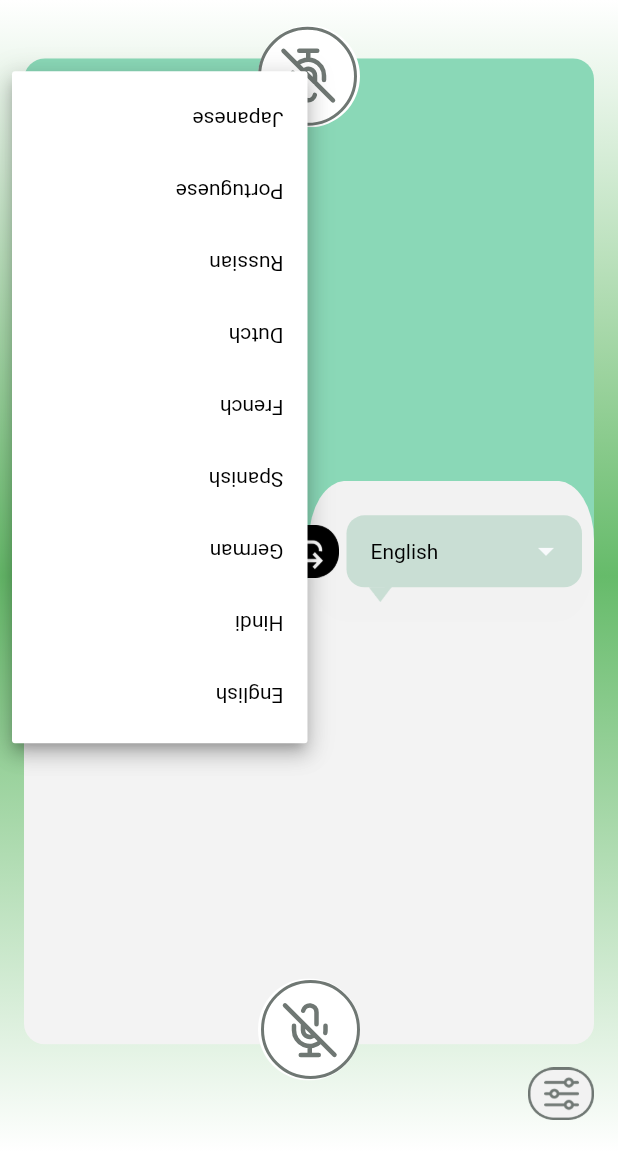
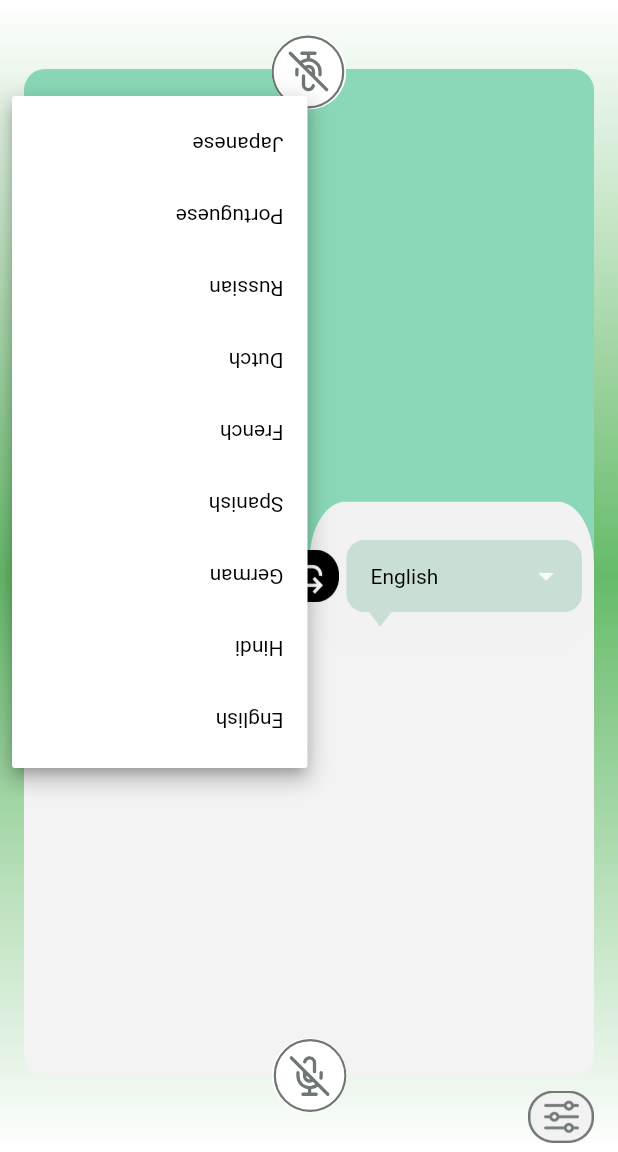
Before and after one commit to yudhisthira123/translation_ollama, a Flutter app: the TranslationScreen screen opened directly, after a tap on "German", on a phone screen of 412 x 824 dp, the part 84-1236 px from its top. Run offline on Flutter 3.47's test engine with Material 3 defaults, Android fonts, the phone set to English and light mode, and no system bars; our stand-ins replace connectivity_plus, flutter_svg, flutter_tts, speech_to_text; Roboto replaces fonts that are missing (Inter).

Commit message:
Fixed the tap issue in all platforms and increased the version.

```diff
--- a/lib/screens/translation_screen.dart
+++ b/lib/screens/translation_screen.dart
@@ -115,20 +115,25 @@ class _TranslationScreenState extends State<TranslationScreen> {
                     ),
                     child: Column(
                       children: [
-                        Expanded(flex: 1, child: SizedBox()),
-                        Expanded(
-                          flex: 20,
+                        // Expanded(flex: 1, child: SizedBox()),
+                        Expanded(
+                          // flex: 30,
                           child: Stack(
                             clipBehavior: Clip.none,
                             children: [
-                              ClipRRect(
+                              Padding(
+                                padding: EdgeInsets.only(top: 40, bottom: 45),
+                                child: ClipRRect(
                                   borderRadius: BorderRadius.circular(14),
                                   child: CustomPaint(
                                     size: Size(double.infinity, double.infinity),
                                     painter: DiagonalPainter(),
                                   ),
                                 ),
-                              Column(
+                              ),
+                              Padding(
+                                padding: EdgeInsets.only(top: 30, bottom: 30),
+                                child: Column(
                                   crossAxisAlignment: CrossAxisAlignment.start,
                                   children: [
                                     Expanded(
@@ -260,7 +265,7 @@ class _TranslationScreenState extends State<TranslationScreen> {
                                     ),
                                     Expanded(
                                       // flex: 2,
-                                    flex: MediaQuery.of(context).size.height < 500 ? 5 : 2,
+                                      flex: MediaQuery.of(context).size.height < 500 ? 6 : 2,
                                       child: LayoutBuilder(
                                         builder: (context, constraints) {
                                           return Stack(
@@ -659,12 +664,13 @@ class _TranslationScreenState extends State<TranslationScreen> {
                                     ),
                                   ],
                                 ),
+                              ),
                               Positioned(
-                                top: -40,
+                                top: 0,
                                 left: 0,
                                 right: 0,
                                 child: SizedBox(
-                                  height: 110,
+                                  height: 90,
                                   child: Row(
                                     mainAxisAlignment: MainAxisAlignment.center,
                                     children: [
@@ -677,11 +683,11 @@ class _TranslationScreenState extends State<TranslationScreen> {
                                 ),
                               ),
                               Positioned(
-                                bottom: -45,
+                                bottom: 0,
                                 left: 0,
                                 right: 0,
                                 child: SizedBox(
-                                  height: 110,
+                                  height: 90,
                                   child: Row(
                                     mainAxisAlignment: MainAxisAlignment.center,
                                     children: [
@@ -693,15 +699,11 @@ class _TranslationScreenState extends State<TranslationScreen> {
                                   ),
                                 ),
                               ),
-                            ],
-                          ),
-                        ),
-                        Expanded(
-                          flex: 2,
-                          child: Row(
-                            mainAxisAlignment: MainAxisAlignment.end,
-                            children: [
-                              GestureDetector(
+                              Positioned(
+                                bottom: 0,
+                                // left: 0,
+                                right: 0,
+                                child: GestureDetector(
                                   onTap: (){
                                     showSettingsDialog(context);
                                   },
@@ -714,9 +716,31 @@ class _TranslationScreenState extends State<TranslationScreen> {
                                     ),
                                   ),
                                 ),
-                            ],
-                          ),
-                        ),
+                              ),
+                            ],
+                          ),
+                        ),
+                        // Expanded(
+                        //   flex: 2,
+                        //   child: Row(
+                        //     mainAxisAlignment: MainAxisAlignment.end,
+                        //     children: [
+                        //       GestureDetector(
+                        //         onTap: (){
+                        //           showSettingsDialog(context);
+                        //         },
+                        //         child: SizedBox(
+                        //           height: 35,
+                        //           width: 44,
+                        //           child: Image.asset(
+                        //             "assets/images/settings.png",
+                        //             fit: BoxFit.fill,
+                        //           ),
+                        //         ),
+                        //       ),
+                        //     ],
+                        //   ),
+                        // ),
                       ],
                     ),
                   ),
@@ -812,15 +836,18 @@ class _TranslationScreenState extends State<TranslationScreen> {
                           children: [
                             Expanded(flex: 1, child: SizedBox()),
                             Expanded(
-                              flex: 14,
+                              flex: 30,
                               child: Stack(
                                 clipBehavior: Clip.none,
                                 children: [
-                                  ClipRRect(
+                                  Padding(
+                                    padding: EdgeInsets.only(top: 40, bottom: 60),
+                                    child: ClipRRect(
                                       borderRadius: BorderRadius.circular(14),
                                       child: CustomPaint(
                                         size: Size(double.infinity, double.infinity),
                                         painter: DiagonalPainter(),
+                                      ),
                                     ),
                                   ),
                                   Column(
@@ -1360,7 +1387,7 @@ class _TranslationScreenState extends State<TranslationScreen> {
                                     ],
                                   ),
                                   Positioned(
-                                    top: -45,
+                                    top: 0,
                                     left: 0,
                                     right: 0,
                                     child: SizedBox(
@@ -1377,7 +1404,7 @@ class _TranslationScreenState extends State<TranslationScreen> {
                                     ),
                                   ),
                                   Positioned(
-                                    bottom: -45,
+                                    bottom: 0,
                                     left: 0,
                                     right: 0,
                                     child: SizedBox(
@@ -1393,15 +1420,11 @@ class _TranslationScreenState extends State<TranslationScreen> {
                                       ),
                                     ),
                                   ),
-                                ],
-                              ),
-                            ),
-                            Expanded(
-                              flex: 2,
-                              child: Row(
-                                mainAxisAlignment: MainAxisAlignment.end,
-                                children: [
-                                  GestureDetector(
+                                  Positioned(
+                                    bottom: 0,
+                                    // left: 0,
+                                    right: 0,
+                                    child: GestureDetector(
                                       onTap: (){
                                         showSettingsDialog(context);
                                       },
@@ -1414,9 +1437,32 @@ class _TranslationScreenState extends State<TranslationScreen> {
                                         ),
                                       ),
                                     ),
-                                ],
-                              ),
-                            ),
+                                  ),
+                                ],
+                              ),
+                            ),
+                            Expanded(flex: 1, child: SizedBox()),
+                            // Expanded(
+                            //   flex: 2,
+                            //   child: Row(
+                            //     mainAxisAlignment: MainAxisAlignment.end,
+                            //     children: [
+                            //       GestureDetector(
+                            //         onTap: (){
+                            //           showSettingsDialog(context);
+                            //         },
+                            //         child: SizedBox(
+                            //           height: 35,
+                            //           width: 44,
+                            //           child: Image.asset(
+                            //             "assets/images/settings.png",
+                            //             fit: BoxFit.fill,
+                            //           ),
+                            //         ),
+                            //       ),
+                            //     ],
+                            //   ),
+                            // ),
                           ],
                         ),
                       ),
--- a/lib/util/widgets/chatInputWidget.dart
+++ b/lib/util/widgets/chatInputWidget.dart
@@ -273,8 +273,6 @@ class _ChatInputWidgetState extends State<ChatInputWidget>
       animation: _micAnimationController,
       builder: (context, child) {
         return Center(
-          child: Container(
-            // color:Colors.redAccent,
           child: Column(
             children: [
               if (isHost)
@@ -321,8 +319,8 @@ class _ChatInputWidgetState extends State<ChatInputWidget>
                   Transform.rotate(
                     angle: isHost ? 3.1416 : 0,
                     child: circleButton(
-                        70,
-                        70,
+                      50,
+                      50,
                       _isListening
                           ? "assets/images/mic_on.gif"
                           : "assets/images/mic_off.svg",
@@ -417,7 +415,6 @@ class _ChatInputWidgetState extends State<ChatInputWidget>
                 ),
             ],
           ),
-          ),
         );
       },
     );
--- a/pubspec.yaml
+++ b/pubspec.yaml
@@ -16,7 +16,7 @@ publish_to: 'none' # Remove this line if you wish to publish to pub.dev
 # https://developer.apple.com/library/archive/documentation/General/Reference/InfoPlistKeyReference/Articles/CoreFoundationKeys.html
 # In Windows, build-name is used as the major, minor, and patch parts
 # of the product and file versions while build-number is used as the build suffix.
-version: 1.0.1+3
+version: 1.0.1+5
 
 environment:
   sdk: ^3.8.1
```
Lines whose indentation alone changed are shown as unchanged.
